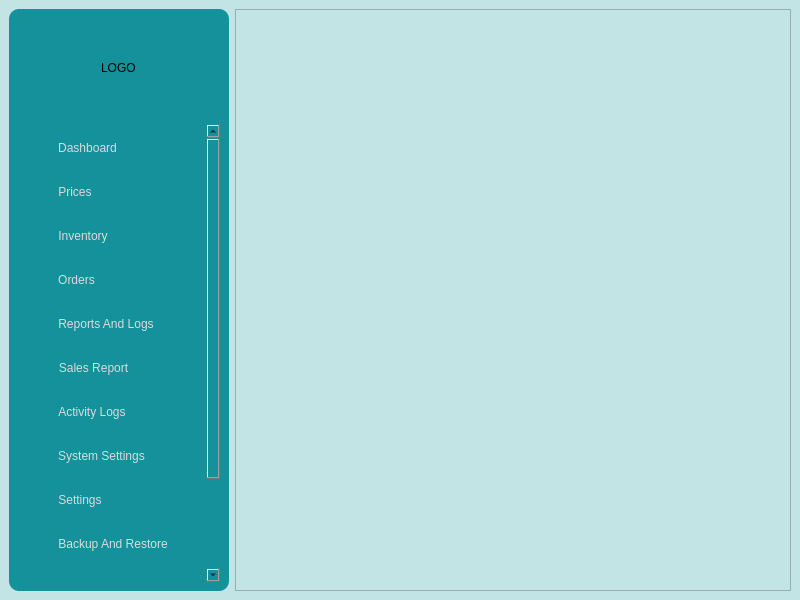
First picture: the form in app/src/ui/final_ui/main_window.ui, repository Kazu0210/Inventory-System, before the edit.
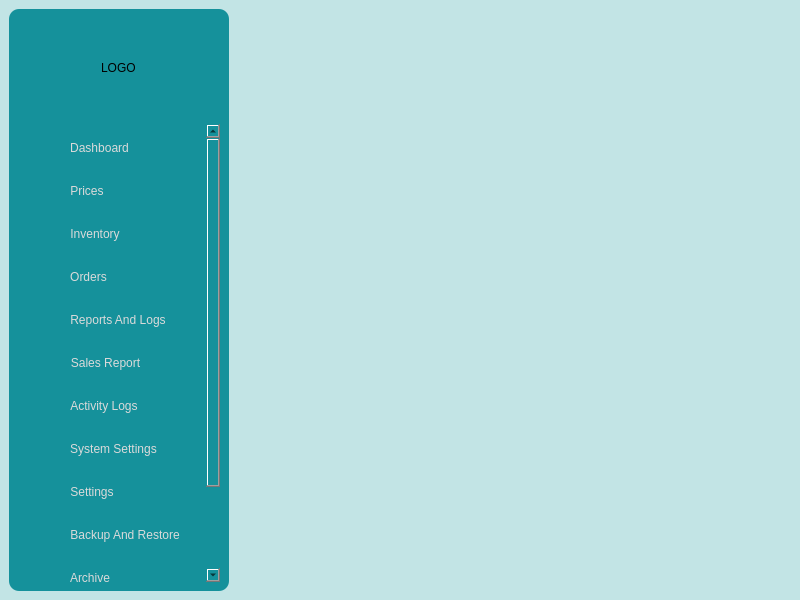
Second picture: the form after the edit. Icons and pictures are not drawn.

Patch:
```diff
--- a/app/src/ui/final_ui/main_window.ui
+++ b/app/src/ui/final_ui/main_window.ui
@@ -27,6 +27,12 @@
    <layout class="QHBoxLayout" name="horizontalLayout">
     <item>
      <widget class="QFrame" name="frame">
+      <property name="minimumSize">
+       <size>
+        <width>220</width>
+        <height>0</height>
+       </size>
+      </property>
       <property name="maximumSize">
        <size>
         <width>220</width>
@@ -94,9 +100,9 @@
           <property name="geometry">
            <rect>
             <x>0</x>
-            <y>-118</y>
+            <y>0</y>
             <width>185</width>
-            <height>576</height>
+            <height>564</height>
            </rect>
           </property>
           <property name="styleSheet">
@@ -120,6 +126,30 @@
            <property name="bottomMargin">
             <number>5</number>
            </property>
+           <item alignment="Qt::AlignHCenter|Qt::AlignTop">
+            <widget class="QFrame" name="frame_2">
+             <property name="frameShape">
+              <enum>QFrame::StyledPanel</enum>
+             </property>
+             <property name="frameShadow">
+              <enum>QFrame::Raised</enum>
+             </property>
+             <layout class="QVBoxLayout" name="verticalLayout_4">
+              <property name="spacing">
+               <number>5</number>
+              </property>
+              <property name="leftMargin">
+               <number>0</number>
+              </property>
+              <property name="topMargin">
+               <number>0</number>
+              </property>
+              <property name="rightMargin">
+               <number>0</number>
+              </property>
+              <property name="bottomMargin">
+               <number>0</number>
+              </property>
            <item>
             <widget class="QFrame" name="frame_4">
              <property name="maximumSize">
@@ -655,7 +685,7 @@
                 </property>
                </widget>
               </item>
-              <item alignment="Qt::AlignLeft">
+                 <item>
                <widget class="QPushButton" name="backupRestore_pushButton">
                 <property name="cursor">
                  <cursorShape>PointingHandCursor</cursorShape>
@@ -829,20 +859,16 @@
            </item>
           </layout>
          </widget>
+           </item>
+          </layout>
+         </widget>
         </widget>
        </item>
       </layout>
      </widget>
     </item>
     <item>
-     <widget class="QFrame" name="content_widget">
-      <property name="frameShape">
-       <enum>QFrame::StyledPanel</enum>
-      </property>
-      <property name="frameShadow">
-       <enum>QFrame::Raised</enum>
-      </property>
-     </widget>
+     <widget class="QWidget" name="content_widget" native="true"/>
     </item>
    </layout>
    <zorder>content_widget</zorder>
```
Left out of the diff: 9 changed lines with no effect on the pictures. Lines whose indentation alone changed are shown as unchanged.
